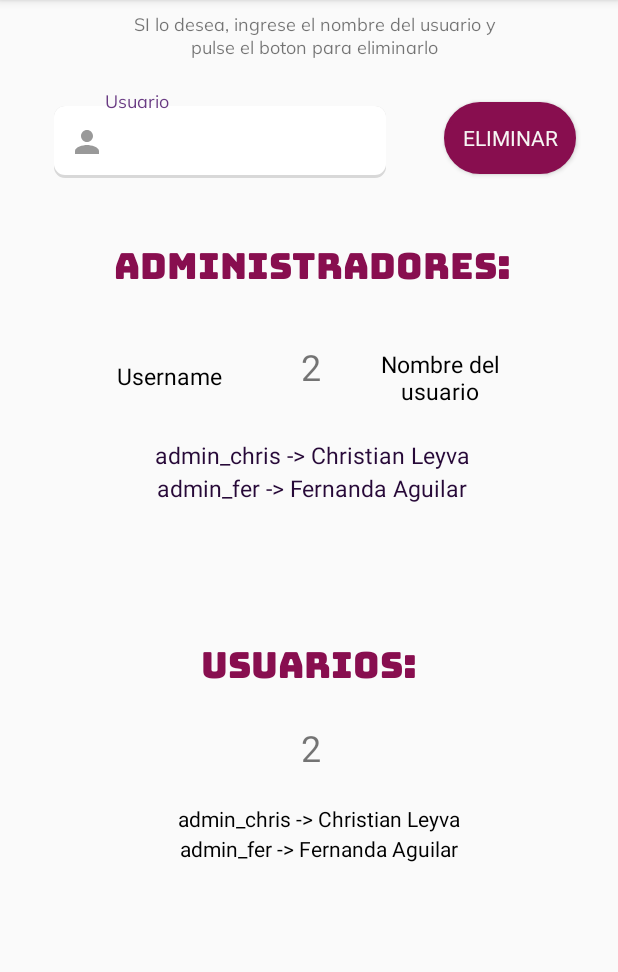
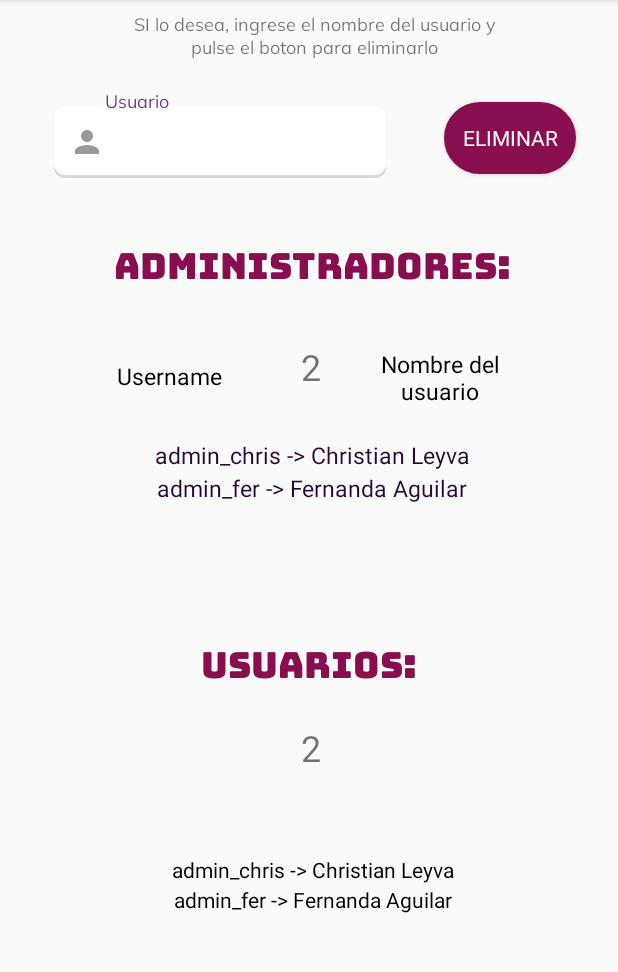
Before and after one commit to Chrisley304/Bixa_app, an Android app: the layout activity_ver_usuarios_registrados.xml on its own in the app's theme, with its tools: preview values and no code run, on a phone screen of 412 x 824 dp, the part 84-1056 px from its top. Run offline under Robolectric (Android 15) with nearby library versions, the phone set to English and light mode, and no system bars; Roboto replaces fonts that are not available here.

Commit message:
App totalmente terminada, podriamos decir que esta es la version 1.02

```diff
--- a/app/src/main/assets/funcionalidadesBixa.txt
+++ b/app/src/main/assets/funcionalidadesBixa.txt
@@ -1,5 +1,5 @@
 Puedes pedirme que:
-Platicar contigo (hola, adios, consejos).
+Platique contigo (hola, adios, consejos).
 Hacerte reír con mis chistes.
 Te cante una cancion.
 Te diga algunas noticias.
--- a/app/src/main/java/com/example/login_plantilla/VerUsuariosRegistrados.java
+++ b/app/src/main/java/com/example/login_plantilla/VerUsuariosRegistrados.java
@@ -143,9 +143,10 @@ public class VerUsuariosRegistrados extends AppCompatActivity implements Navigat
                     Usuario delUs = BienvenidaActivity.UsuariosRegistrados.get(usaEl);
                     if (!administradores.contains(delUs)){
                         if (usuariosList.contains(delUs)){
-                            BienvenidaActivity.UsuariosRegistrados.remove(delUs);
+                            BienvenidaActivity.UsuariosRegistrados.remove(usaEl);
                             editText_eliminar.setError(null);
                             CargarUsuarios();
+                            Toast.makeText(VerUsuariosRegistrados.this,"Usuario eliminado satisfactoriamente",Toast.LENGTH_LONG).show();
                         }else{
                             editText_eliminar.setError("El usuario no fue encontrado :c");
                         }
--- a/app/src/main/res/layout/activity_ver_usuarios_registrados.xml
+++ b/app/src/main/res/layout/activity_ver_usuarios_registrados.xml
@@ -116,10 +116,10 @@
             android:layout_height="102dp"
             app:layout_constraintBottom_toBottomOf="parent"
             app:layout_constraintEnd_toEndOf="parent"
-            app:layout_constraintHorizontal_bias="0.539"
+            app:layout_constraintHorizontal_bias="0.516"
             app:layout_constraintStart_toStartOf="parent"
-            app:layout_constraintTop_toBottomOf="@+id/textView8"
-            app:layout_constraintVertical_bias="0.324">
+            app:layout_constraintTop_toBottomOf="@+id/contadorUsuarios"
+            app:layout_constraintVertical_bias="0.365">
 
             <TextView
                 android:id="@+id/textview_usuarios"
```
Also changed, not shown: app/src/main/java/com/example/login_plantilla/EditarPerfil.java (+13 -5 lines).
